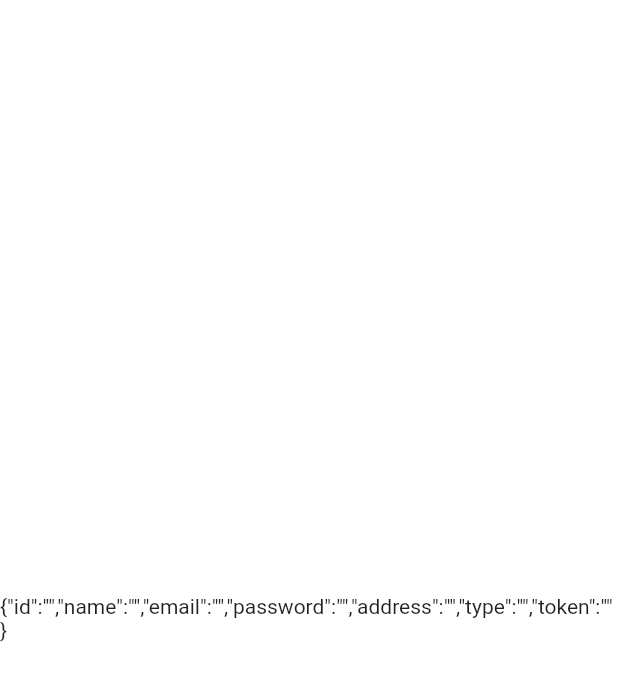
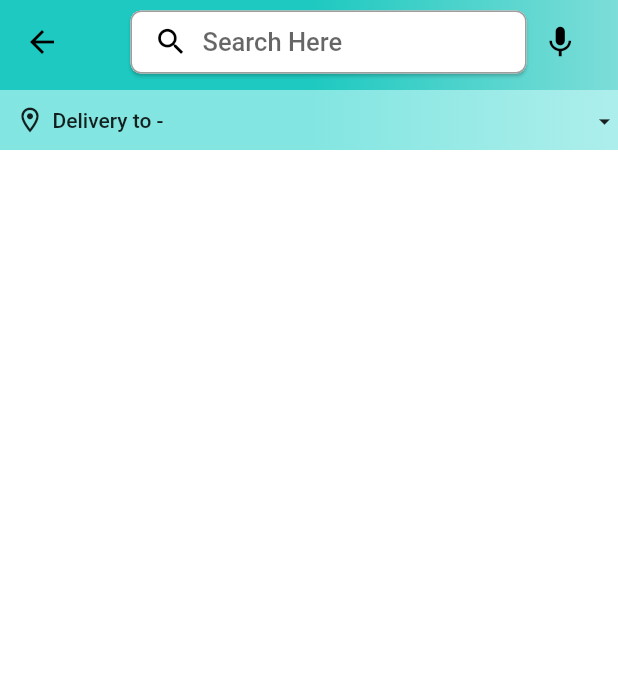
Before and after one commit to SHAHYASHNILESH/Shopping_App, a Flutter app: the HomeScreen screen opened by its route, on a phone screen of 412 x 824 dp. Shown: the top 681 px of the screen. Run offline on Flutter 3.47's test engine with Material 2 defaults, Android fonts, the phone set to English and light mode, and no system bars; our stand-ins replace badges, shared_preferences; accounts and stored records are empty; network calls fail.

Commit message:
Completed Account(Admin) Page and Started creating Home Page

```diff
--- a/lib/features/account/widgets/below_app_bar.dart
+++ b/lib/features/account/widgets/below_app_bar.dart
@@ -13,7 +13,8 @@ class BelowAppBar extends StatelessWidget {
         decoration: const BoxDecoration(
           gradient: GlobalVariables.appBarGradient,
         ),
-        padding: const EdgeInsets.only(left: 10, right: 10, bottom: 10,top: 15),
+        padding:
+            const EdgeInsets.only(left: 10, right: 10, bottom: 10, top: 15),
         child: Row(
           children: [
             RichText(
@@ -29,7 +30,7 @@ class BelowAppBar extends StatelessWidget {
                       style: const TextStyle(
                         fontSize: 25,
                         color: Colors.black,
-                        fontWeight: FontWeight.bold,
+                        fontWeight: FontWeight.w600,
                       ),
                     ),
                   ]),
--- a/lib/features/auth/screens/auth_screen.dart
+++ b/lib/features/auth/screens/auth_screen.dart
@@ -44,12 +44,11 @@ class _AuthScreenState extends State<AuthScreen> {
     );
   }
 
-  void signInUser(){
+  void signInUser() {
     authService.signinUser(
       context: context,
       email: _emailController.text,
       password: _passwordController.text,
-
     );
   }
 
@@ -64,7 +63,7 @@ class _AuthScreenState extends State<AuthScreen> {
               crossAxisAlignment: CrossAxisAlignment.start,
               children: [
                 Text(
-                  'Welcome,',
+                  'Welcome to our App',
                   style: TextStyle(
                     fontSize: 32,
                     fontWeight: FontWeight.bold,
--- a/lib/features/home/screens/home_screen.dart
+++ b/lib/features/home/screens/home_screen.dart
@@ -1,9 +1,11 @@
 import 'package:flutter/material.dart';
 import 'package:provider/provider.dart';
+import 'package:shopping_app/constants/global_variables.dart';
+import 'package:shopping_app/features/home/widgets/address_box.dart';
 import 'package:shopping_app/providers/user_provider.dart';
 
 class HomeScreen extends StatefulWidget {
-  static const String routeName='/home';
+  static const String routeName = '/home';
   const HomeScreen({Key? key}) : super(key: key);
 
   @override
@@ -13,12 +15,79 @@ class HomeScreen extends StatefulWidget {
 class _HomeScreenState extends State<HomeScreen> {
   @override
   Widget build(BuildContext context) {
-    final user=Provider.of<UserProvider>(context).user;
+    final user = Provider.of<UserProvider>(context).user;
     return Scaffold(
-      body: Center(
-        child:Text(
-          user.toJson(),
-        ),
+      appBar: PreferredSize(
+          preferredSize: const Size.fromHeight(60),
+          child: AppBar(
+            flexibleSpace: Container(
+              decoration: const BoxDecoration(
+                gradient: GlobalVariables.appBarGradient,
+              ),
+            ),
+            title: Row(
+              mainAxisAlignment: MainAxisAlignment.spaceBetween,
+              children: [
+                Expanded(
+                  child: Container(
+                    height: 42,
+                    margin: EdgeInsets.only(left: 15),
+                    child: Material(
+                      borderRadius: BorderRadius.circular(7),
+                      elevation: 1,
+                      child: TextFormField(
+                        decoration: InputDecoration(
+                          prefixIcon: InkWell(
+                            onTap: () {},
+                            child: const Padding(
+                                padding: const EdgeInsets.only(left: 6),
+                                child: Icon(Icons.search,
+                                    color: Colors.black, size: 23)),
+                          ),
+                          filled: true,
+                          fillColor: Colors.white,
+                          contentPadding: const EdgeInsets.only(
+                            top: 10,
+                          ),
+                          border: const OutlineInputBorder(
+                            borderRadius: BorderRadius.all(Radius.circular(7)),
+                            borderSide: BorderSide.none,
+                          ),
+                          enabledBorder: OutlineInputBorder(
+                            borderRadius:
+                                const BorderRadius.all(Radius.circular(7)),
+                            borderSide: BorderSide(
+                              color: Colors.black38,
+                              width: 1,
+                            ),
+                          ),
+                          hintText: 'Search Here',
+                          hintStyle: const TextStyle(
+                            fontWeight: FontWeight.w500,
+                            fontSize: 17,
+                          ),
+                        ),
+                      ),
+                    ),
+                  ),
+                ),
+                Container(
+                  color: Colors.transparent,
+                  height: 42,
+                  margin: const EdgeInsets.symmetric(horizontal: 10),
+                  child: const Icon(
+                    Icons.mic,
+                    color: Colors.black,
+                    size: 25,
+                  ),
+                ),
+              ],
+            ),
+          )),
+      body: Column(
+        children: [
+           AddressBox(),
+        ],
       ),
     );
   }
--- /dev/null
+++ b/lib/features/home/widgets/address_box.dart
@@ -0,0 +1,57 @@
+import 'package:flutter/material.dart';
+import 'package:provider/provider.dart';
+import 'package:shopping_app/providers/user_provider.dart';
+
+class AddressBox extends StatelessWidget {
+  const AddressBox({Key? key}) : super(key: key);
+
+  @override
+  Widget build(BuildContext context) {
+    final user = Provider.of<UserProvider>(context).user;
+    return Container(
+      height: 40,
+      decoration: const BoxDecoration(
+        gradient: LinearGradient(
+          colors: [
+            Color.fromARGB(225, 114, 226, 221),
+            Color.fromARGB(225, 162, 236, 233),
+          ],
+          stops: [0.5, 1.0],
+        ),
+      ),
+      padding: const EdgeInsets.only(
+        left: 10,
+      ),
+      child: Row(
+        children: [
+          const Icon(
+            Icons.location_on_outlined,
+            size: 20,
+          ),
+          Expanded(
+            child: Padding(
+              padding: const EdgeInsets.only(left: 5),
+              child: Text(
+                'Delivery to ${user.name}-${user.address}',
+                style: TextStyle(
+                  fontWeight: FontWeight.w500,
+                ),
+                overflow: TextOverflow.ellipsis,
+              ),
+            ),
+          ),
+          const Padding(
+            padding: const EdgeInsets.only(
+              left: 5.0,
+              top: 2,
+            ),
+            child: Icon(
+              Icons.arrow_drop_down_outlined,
+              size: 18,
+            ),
+          )
+        ],
+      ),
+    );
+  }
+}
--- a/lib/main.dart
+++ b/lib/main.dart
@@ -36,7 +36,7 @@ class _MyAppState extends State<MyApp> {
   Widget build(BuildContext context) {
     return MaterialApp(
       debugShowCheckedModeBanner: false,
-      title: 'Amazon Clone',
+      title: 'Shopee',
       theme: ThemeData(
           scaffoldBackgroundColor: GlobalVariables.backgroundColor,
           colorScheme: const ColorScheme.light(
```
Also changed, not shown: lib/features/account/screens/account_screen.dart (+17 -8 lines), lib/features/account/widgets/account_button.dart (added, +37 -0 lines), lib/features/account/widgets/orders.dart (added, +76 -0 lines), lib/features/account/widgets/single_product.dart (added, +24 -0 lines), lib/features/account/widgets/top_buttons.dart (added, +46 -0 lines).
